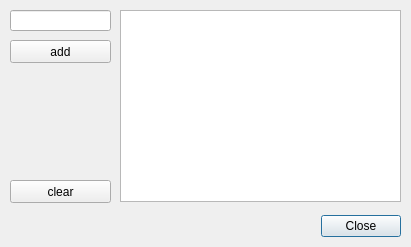
Old version of the form src/firstgui.ui in the repository EuroCentiem/A-Mind-of-its-own.
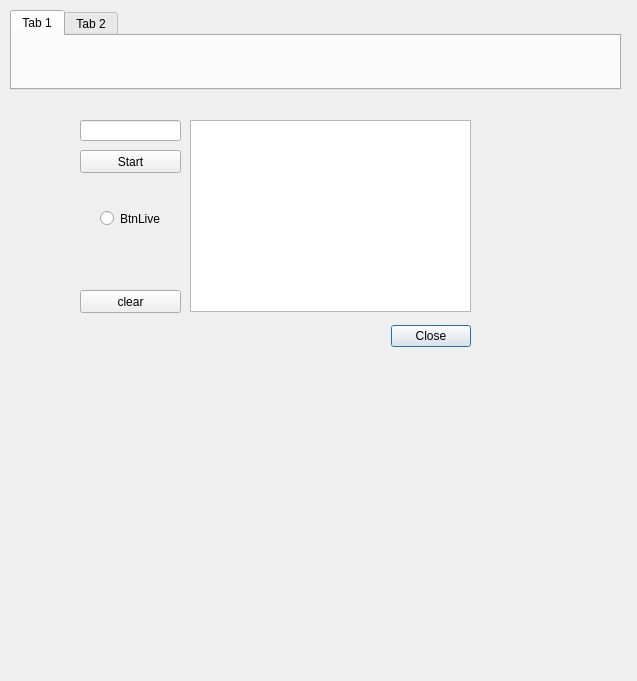
New version of the form.

The edit to the form file:
```diff
--- a/src/firstgui.ui
+++ b/src/firstgui.ui
@@ -6,8 +6,8 @@
    <rect>
     <x>0</x>
     <y>0</y>
-    <width>411</width>
-    <height>247</height>
+    <width>637</width>
+    <height>681</height>
    </rect>
   </property>
   <property name="windowTitle">
@@ -16,8 +16,8 @@
   <widget class="QDialogButtonBox" name="buttonBox">
    <property name="geometry">
     <rect>
-     <x>20</x>
-     <y>210</y>
+     <x>90</x>
+     <y>320</y>
      <width>381</width>
      <height>32</height>
     </rect>
@@ -32,8 +32,8 @@
   <widget class="QLineEdit" name="myTextInput">
    <property name="geometry">
     <rect>
-     <x>10</x>
-     <y>10</y>
+     <x>80</x>
+     <y>120</y>
      <width>101</width>
      <height>21</height>
     </rect>
@@ -42,8 +42,8 @@
   <widget class="QListWidget" name="listWidget">
    <property name="geometry">
     <rect>
-     <x>120</x>
-     <y>10</y>
+     <x>190</x>
+     <y>120</y>
      <width>281</width>
      <height>192</height>
     </rect>
@@ -52,8 +52,8 @@
   <widget class="QPushButton" name="clearBtn">
    <property name="geometry">
     <rect>
-     <x>10</x>
-     <y>180</y>
+     <x>80</x>
+     <y>290</y>
      <width>101</width>
      <height>23</height>
     </rect>
@@ -65,16 +65,49 @@
   <widget class="QPushButton" name="addBtn">
    <property name="geometry">
     <rect>
-     <x>10</x>
-     <y>40</y>
+     <x>80</x>
+     <y>150</y>
      <width>101</width>
      <height>23</height>
     </rect>
    </property>
    <property name="text">
-    <string>add</string>
+    <string>Start</string>
    </property>
   </widget>
+  <widget class="QRadioButton" name="BtnLive">
+   <property name="geometry">
+    <rect>
+     <x>100</x>
+     <y>210</y>
+     <width>82</width>
+     <height>17</height>
+    </rect>
+   </property>
+   <property name="text">
+    <string>BtnLive</string>
+   </property>
+  </widget>
+  <widget class="QTabWidget" name="tabWidget">
+   <property name="geometry">
+    <rect>
+     <x>10</x>
+     <y>10</y>
+     <width>611</width>
+     <height>80</height>
+    </rect>
+   </property>
+   <widget class="QWidget" name="tab">
+    <attribute name="title">
+     <string>Tab 1</string>
+    </attribute>
+   </widget>
+   <widget class="QWidget" name="tab_2">
+    <attribute name="title">
+     <string>Tab 2</string>
+    </attribute>
+   </widget>
+  </widget>
  </widget>
  <resources/>
  <connections>
```
Left out of the diff: 8 changed lines with no effect on the pictures.
